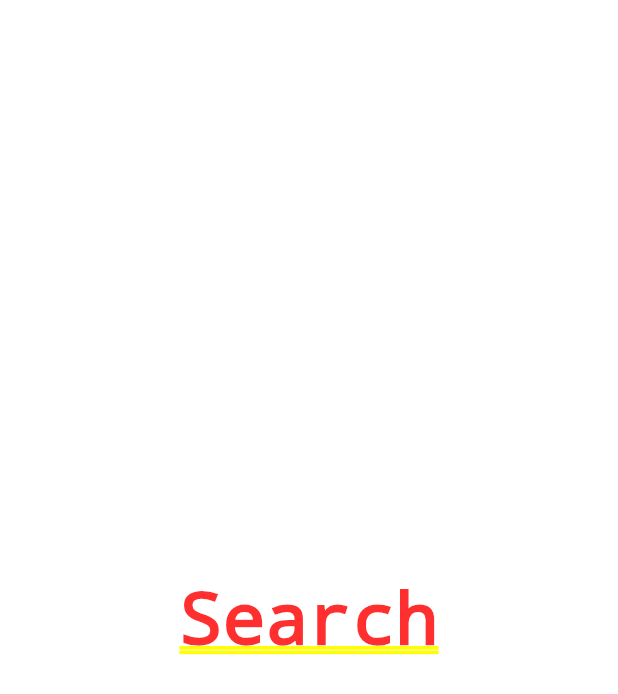
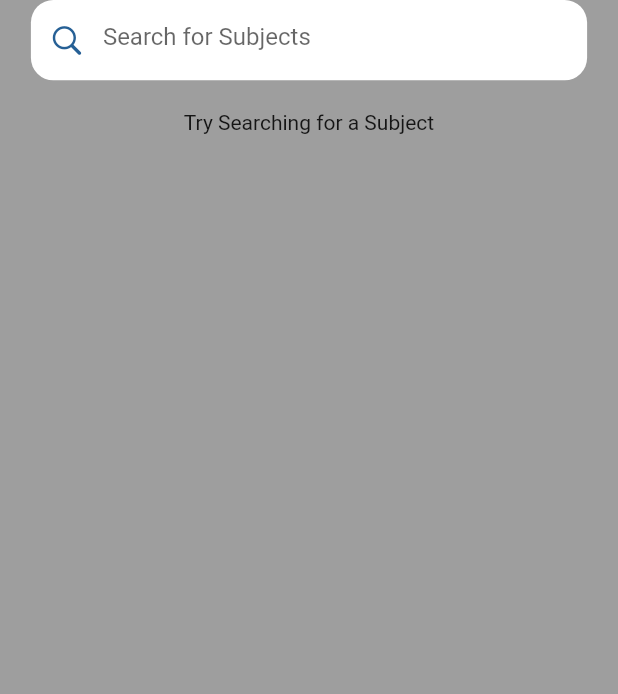
Before and after one commit to Darius253/learn, a Flutter app: the screen it shows once a user with an empty profile is signed in, after a tap on the "menu" icon, after a tap on "Search", on a phone screen of 412 x 824 dp. Shown: the top 694 px of the screen. Run offline on Flutter 3.47's test engine with Material 2 defaults, Android fonts, the phone set to English and light mode, and no system bars; drawn by our look-alikes of keyboard_dismisser; our stand-ins replace cloud_firestore, delayed_display, dotted_border, file_picker, firebase_auth, firebase_core and 4 more; missing offline and left inert: flutter_email_sender, flutter_file_view, flutter_pdfview; accounts and stored records are empty; network calls fail.

Commit message:
⚙🔨 Worked on Search Screen

```diff
--- a/lib/mainScreens/search.dart
+++ b/lib/mainScreens/search.dart
@@ -1,19 +1,177 @@
+import 'package:cloud_firestore/cloud_firestore.dart';
+import 'package:flutter/cupertino.dart';
 import 'package:flutter/material.dart';
-import 'package:flutter/src/foundation/key.dart';
-import 'package:flutter/src/widgets/framework.dart';
+import 'package:keyboard_dismisser/keyboard_dismisser.dart';
+
+import '../services/database.dart';
+import '../shared/exports.dart';
 
 class Search extends StatefulWidget {
-  const Search({Key? key}) : super(key: key);
+  const Search({super.key});
 
   @override
   State<Search> createState() => _SearchState();
 }
 
 class _SearchState extends State<Search> {
+  _SearchState() {
+    searchController.addListener(() {
+      if (searchController.text.isEmpty) {
+        setState(() {
+          searchText = "";
+          filteredSubjects = subjects;
+        });
+      } else {
+        setState(() {
+          searchText = searchController.text;
+        });
+      }
+    });
+  }
+  Widget buildSubjectList() {
+    List tempList = [];
+    List filteredSubjects = [];
+    String searchText = '';
+    List subjects = [];
+
+    for (int i = 0; i < filteredSubjects.length; i++) {
+      if ((filteredSubjects[i].name)
+          .toLowerCase()
+          .contains(searchText.toLowerCase())) {
+        tempList.add(filteredSubjects[i]);
+      }
+    }
+
+    filteredSubjects = tempList;
+
+    return ListView.builder(
+        padding: const EdgeInsets.only(left: 15.0, right: 15.0, bottom: 20.0),
+        shrinkWrap: true,
+        physics: const BouncingScrollPhysics(),
+        itemCount: subjects == null ? 0 : filteredSubjects.length,
+        itemBuilder: (BuildContext context, int index) {
+          Subject subject = filteredSubjects[index];
+          return FutureBuilder(
+              future: FirestoreService.subjectsCollection
+                  .where('about', isLessThanOrEqualTo: searchText)
+                  .get(),
+              builder: (BuildContext context,
+                  AsyncSnapshot<QuerySnapshot> snapshot) {
+                if (!snapshot.hasData) {
+                  return const Center(
+                    child: CircularProgressIndicator.adaptive(),
+                  );
+                }
+
+                return GestureDetector(
+                    child: ListTile(
+                        contentPadding: EdgeInsets.zero,
+                        title: Text(subject.name!),
+                        trailing: Container(
+                          decoration:
+                              const BoxDecoration(shape: BoxShape.rectangle),
+                          child: const Text('Tap Here',
+                              overflow: TextOverflow.clip,
+                              style: TextStyle(color: Colors.green)),
+                        )),
+                    onTap: () => Get.to(() => SubjectDetails(
+                        formname: subject.form!,
+                        image: subject.image!,
+                        about: subject.about!,
+                        name: subject.name!)));
+              });
+        });
+  }
+
+  void fetchSubjects() async {
+    // User snapshots
+    List<QueryDocumentSnapshot> subjectSnapshots = await FirestoreService
+        .subjectsCollection
+        .where('name', isLessThanOrEqualTo: searchText)
+        .get()
+        .then((QuerySnapshot snapshot) {
+      return snapshot.docs;
+    });
+
+    List tempList = [];
+
+    for (DocumentSnapshot documentSnapshot in subjectSnapshots) {
+      tempList.add(
+          Subject.fromMap(documentSnapshot.data() as Map<String, dynamic>));
+    }
+
+    setState(() {
+      subjects = tempList;
+      filteredSubjects = subjects;
+    });
+  }
+
+  final TextEditingController searchController = TextEditingController();
+
+  List subjects = [];
+  List filteredSubjects = [];
+  String searchText = '';
+
   @override
   Widget build(BuildContext context) {
-    return const Center(
-      child: Text('Search'),
+    return Scaffold(
+      backgroundColor: Colors.grey,
+      body: Padding(
+        padding: const EdgeInsets.symmetric(horizontal: 20.0),
+        child: SafeArea(
+          child: Column(
+            children: [
+              KeyboardDismisser(
+                gestures: const [
+                  GestureType.onPanDown,
+                  GestureType.onPanUpdateDownDirection
+                ],
+                child: Container(
+                    width: MediaQuery.of(context).size.width * 0.9,
+                    height: MediaQuery.of(context).size.height * 0.065,
+                    decoration: BoxDecoration(
+                      color: Colors.white,
+                      borderRadius: BorderRadius.circular(15),
+                    ),
+                    child: Center(
+                      child: TextField(
+                          controller: searchController,
+                          decoration: InputDecoration(
+                            hintText: 'Search for Subjects',
+                            border: InputBorder.none,
+                            prefixIcon: const Icon(
+                              CupertinoIcons.search,
+                              color: Color.fromARGB(248, 32, 91, 146),
+                            ),
+                            suffix: searchController.text.isNotEmpty
+                                ? IconButton(
+                                    onPressed: () {
+                                      searchController.clear();
+                                    },
+                                    icon: const Icon(
+                                      CupertinoIcons.trash,
+                                      color: Color.fromARGB(248, 32, 91, 146),
+                                    ),
+                                  )
+                                : const SizedBox.shrink(),
+                          )),
+                    )),
+              ),
+              searchText.isNotEmpty && filteredSubjects.isNotEmpty
+                  ? Padding(
+                      padding: const EdgeInsets.only(top: 20.0),
+                      child: buildSubjectList(),
+                    )
+                  : const Padding(
+                      padding: EdgeInsets.only(top: 20.0),
+                      child: Center(
+                        child: Text('Try Searching for a Subject'),
+                      ),
+                    )
+            ],
+          ),
+        ),
+      ),
     );
   }
 }
```
